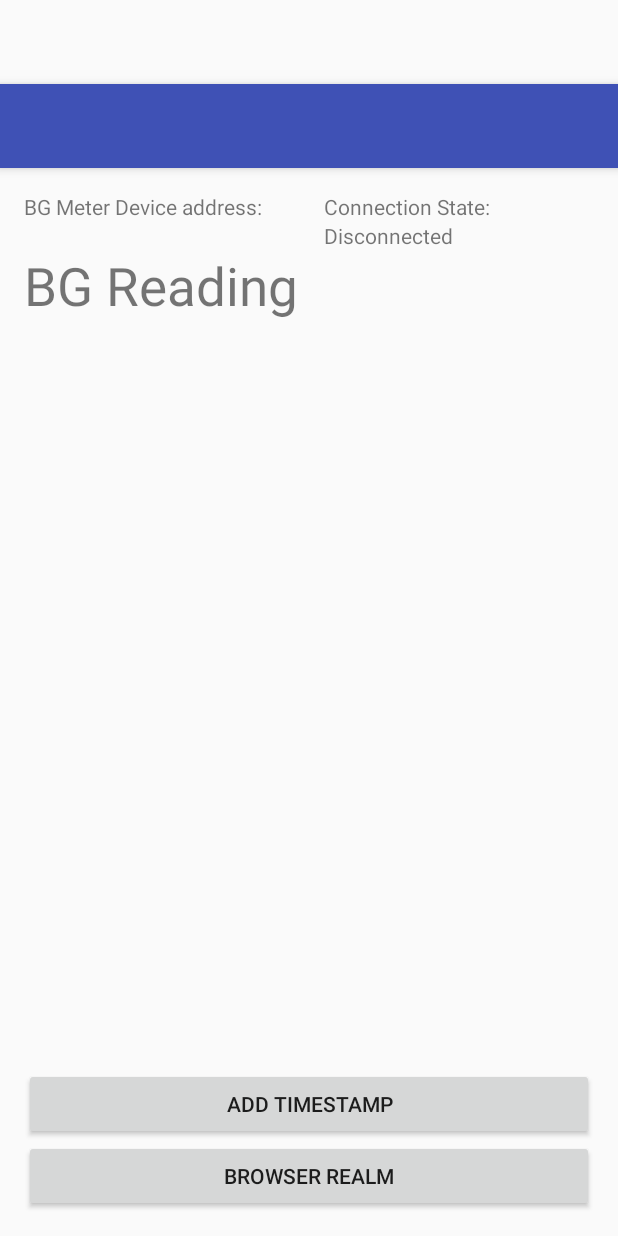
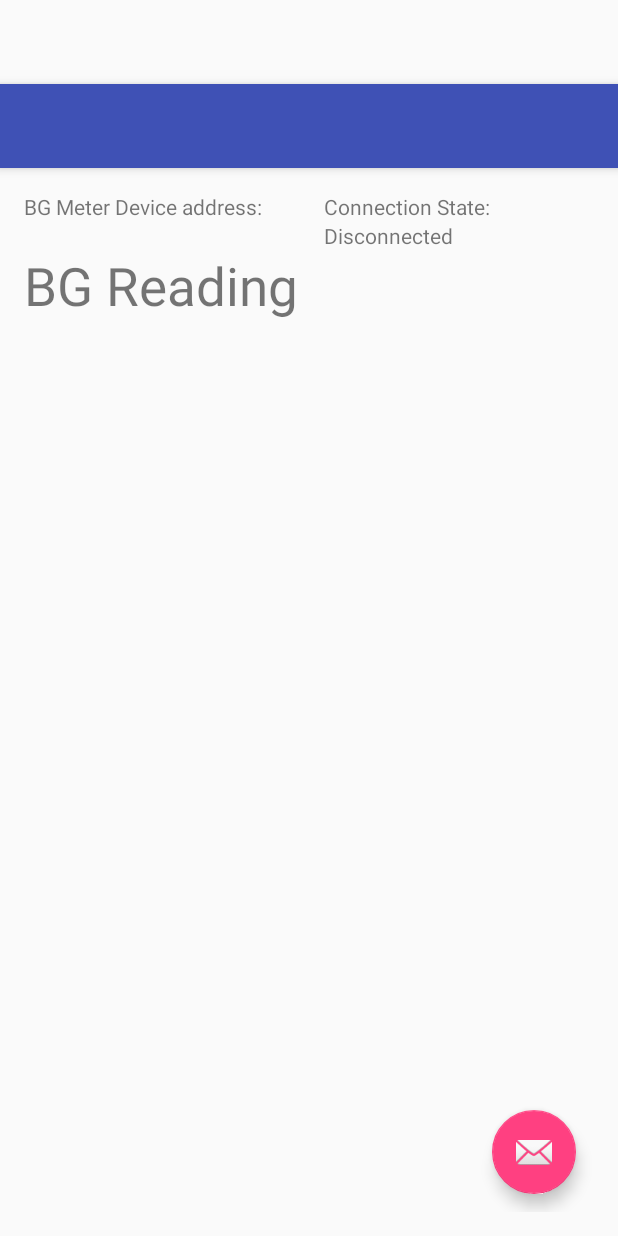
Before and after one commit to LadyViktoria/LightDrip, an Android app: the layout activity_main.xml on its own in the app's theme, with its tools: preview values and no code run, on a phone screen of 412 x 824 dp. Run offline under Robolectric (Android 15) with nearby library versions, the phone set to English and light mode, and no system bars.

Commit message:
add floating action button menu

```diff
--- a/app/src/main/res/layout/activity_main.xml
+++ b/app/src/main/res/layout/activity_main.xml
@@ -23,4 +23,85 @@
 
     <include layout="@layout/content_main" />
 
+    <View
+        android:id="@+id/fabBGLayout"
+        android:layout_width="match_parent"
+        android:layout_height="match_parent"
+        android:background="@color/colorTransBg"
+        android:visibility="gone"/>
+    <LinearLayout
+        android:id="@+id/fabLayout1"
+        android:layout_width="wrap_content"
+        android:layout_height="wrap_content"
+        android:layout_marginRight="@dimen/standard_23"
+        android:padding="@dimen/standard_12"
+        android:clipToPadding="false"
+        android:gravity="center_vertical"
+        android:layout_marginBottom="@dimen/standard_23"
+        android:layout_gravity="bottom|end"
+        android:visibility="gone">
+
+        <TextView
+            android:layout_width="wrap_content"
+            android:layout_height="wrap_content"
+            android:text="Realm Browser"/>
+
+        <android.support.design.widget.FloatingActionButton
+            android:id="@+id/fab1"
+            android:layout_width="wrap_content"
+            android:layout_height="wrap_content"
+            android:layout_marginLeft="10dp"
+            app:srcCompat="@android:drawable/ic_dialog_email"
+            app:fabSize="mini"/>
+    </LinearLayout>
+
+    <LinearLayout
+        android:id="@+id/fabLayout2"
+        android:layout_width="wrap_content"
+        android:layout_height="wrap_content"
+        android:padding="@dimen/standard_12"
+        android:clipToPadding="false"
+        android:layout_marginRight="@dimen/standard_23"
+        android:gravity="center_vertical"
+        android:layout_marginBottom="@dimen/standard_23"
+        android:layout_gravity="bottom|end"
+        android:visibility="gone">
+
+        <TextView
+            android:layout_width="wrap_content"
+            android:layout_height="wrap_content"
+            android:text="Realm Action"/>
+
+        <android.support.design.widget.FloatingActionButton
+            android:id="@+id/fab2"
+            android:layout_width="wrap_content"
+            android:layout_height="wrap_content"
+            android:layout_marginLeft="10dp"
+            app:srcCompat="@android:drawable/ic_dialog_email"
+            app:fabSize="mini"/>
+    </LinearLayout>
+
+    <LinearLayout
+        android:layout_width="wrap_content"
+        android:layout_height="wrap_content"
+        android:layout_marginRight="@dimen/fab_margin"
+        android:gravity="center_vertical"
+        android:clipToPadding="false"
+        android:padding="@dimen/standard_12"
+        android:layout_marginBottom="@dimen/fab_margin"
+        android:layout_gravity="bottom|end">
+
+
+        <android.support.design.widget.FloatingActionButton
+            android:id="@+id/fab"
+            android:layout_width="wrap_content"
+            android:layout_height="wrap_content"
+            android:layout_gravity="bottom|end"
+            android:gravity="center_vertical"
+            app:srcCompat="@android:drawable/ic_dialog_email"
+            app:fabSize="normal"/>
+    </LinearLayout>
+
+
+
 </android.support.design.widget.CoordinatorLayout>
--- a/app/src/main/res/layout/fragment_main.xml
+++ b/app/src/main/res/layout/fragment_main.xml
@@ -49,22 +49,4 @@
         android:layout_width="fill_parent"
         android:layout_height="wrap_content" />
 
-    <Button
-        android:id="@+id/addtimestamp"
-        android:layout_width="match_parent"
-        android:layout_height="wrap_content"
-        android:text="add timestamp"
-        android:enabled="true"
-        android:layout_above="@+id/browserealm"
-        android:layout_alignParentStart="true" />
-
-    <Button
-        android:id="@+id/browserealm"
-        android:layout_width="match_parent"
-        android:layout_height="wrap_content"
-        android:text="Browser Realm"
-        android:enabled="true"
-        android:layout_alignParentBottom="true"
-        android:layout_alignParentStart="true" />
-
 </RelativeLayout>
--- a/app/src/main/res/values/colors.xml
+++ b/app/src/main/res/values/colors.xml
@@ -3,4 +3,5 @@
     <color name="colorPrimary">#3F51B5</color>
     <color name="colorPrimaryDark">#303F9F</color>
     <color name="colorAccent">#FF4081</color>
+    <color name="colorTransBg">#26000000</color>
 </resources>
--- a/app/src/main/res/values/dimens.xml
+++ b/app/src/main/res/values/dimens.xml
@@ -3,4 +3,10 @@
     <dimen name="activity_horizontal_margin">16dp</dimen>
     <dimen name="activity_vertical_margin">16dp</dimen>
     <dimen name="fab_margin">16dp</dimen>
+
+    <dimen name="standard_12">12dp</dimen>
+    <dimen name="standard_23">23dp</dimen>
+    <dimen name="standard_55">55dp</dimen>
+    <dimen name="standard_100">100dp</dimen>
+    <dimen name="standard_145">145dp</dimen>
 </resources>
```
Also changed, not shown: app/src/main/java/com/lady/viktoria/lightdrip/MainActivity.java (+82 -25 lines).
